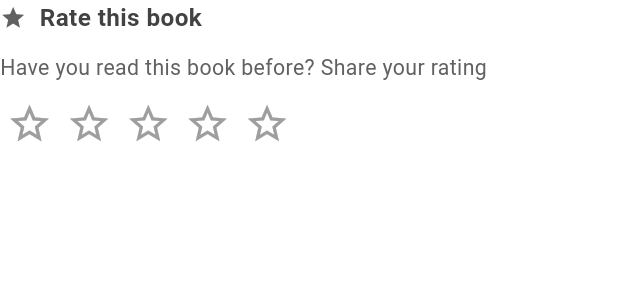
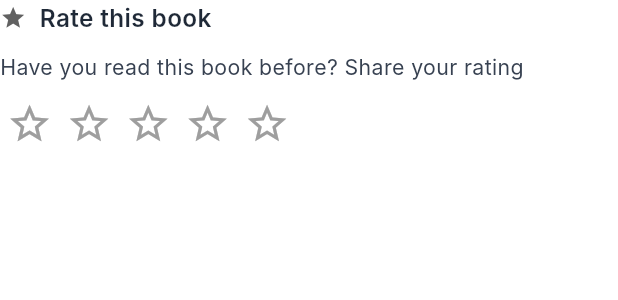
Before and after one commit to AbuBasssam/library_app, a Flutter app: the UnRatedWidget widget shown alone on an empty page, opened directly, on a phone screen of 412 x 824 dp. Shown: the top 300 px of the screen. Run offline on Flutter 3.47's test engine with Material 3 defaults, Android fonts, the phone set to English and light mode, and no system bars; drawn by our look-alikes of flutter_rating_bar; our stand-ins replace badges, cached_network_image, dartz, dio, easy_localization, equatable and 11 more; generated files the repository leaves out were written again; network calls fail; Roboto replaces fonts that are missing (Inter); project files that could hold a hidden picture were left out.

```diff
--- a/lib/features/book/presentation/pages/details_page/widgets/un_rated_widget.dart
+++ b/lib/features/book/presentation/pages/details_page/widgets/un_rated_widget.dart
@@ -3,6 +3,7 @@ import 'package:flutter/material.dart';
 import 'package:flutter_rating_bar/flutter_rating_bar.dart';
 import 'package:flutter_screenutil/flutter_screenutil.dart';
 import 'package:library_app/core/helpers/spacing.dart';
+import 'package:library_app/core/theme/app_styles.dart';
 import 'package:library_app/generated/locale_keys.g.dart';
 
 class UnRatedWidget extends StatefulWidget {
@@ -31,21 +32,14 @@ class _UnRatedWidgetState extends State<UnRatedWidget> {
             horizontalSpace(8),
             Text(
               LocaleKeys.rate_book_title.tr(),
-              style: TextStyle(
-                fontSize: 16.sp,
-                fontWeight: FontWeight.w600,
-                color: Colors.grey[800],
-              ),
+              style: AppStyles.font16Gray800SemiBold,
             ),
           ],
         ),
         verticalSpace(12),
         Text(
           LocaleKeys.rate_book_description.tr(),
-          style: TextStyle(
-            fontSize: 14.sp,
-            color: Colors.grey[700],
-          ),
+          style: AppStyles.font14Gray700Regular,
         ),
         verticalSpace(12),
         RatingBar.builder(
```
